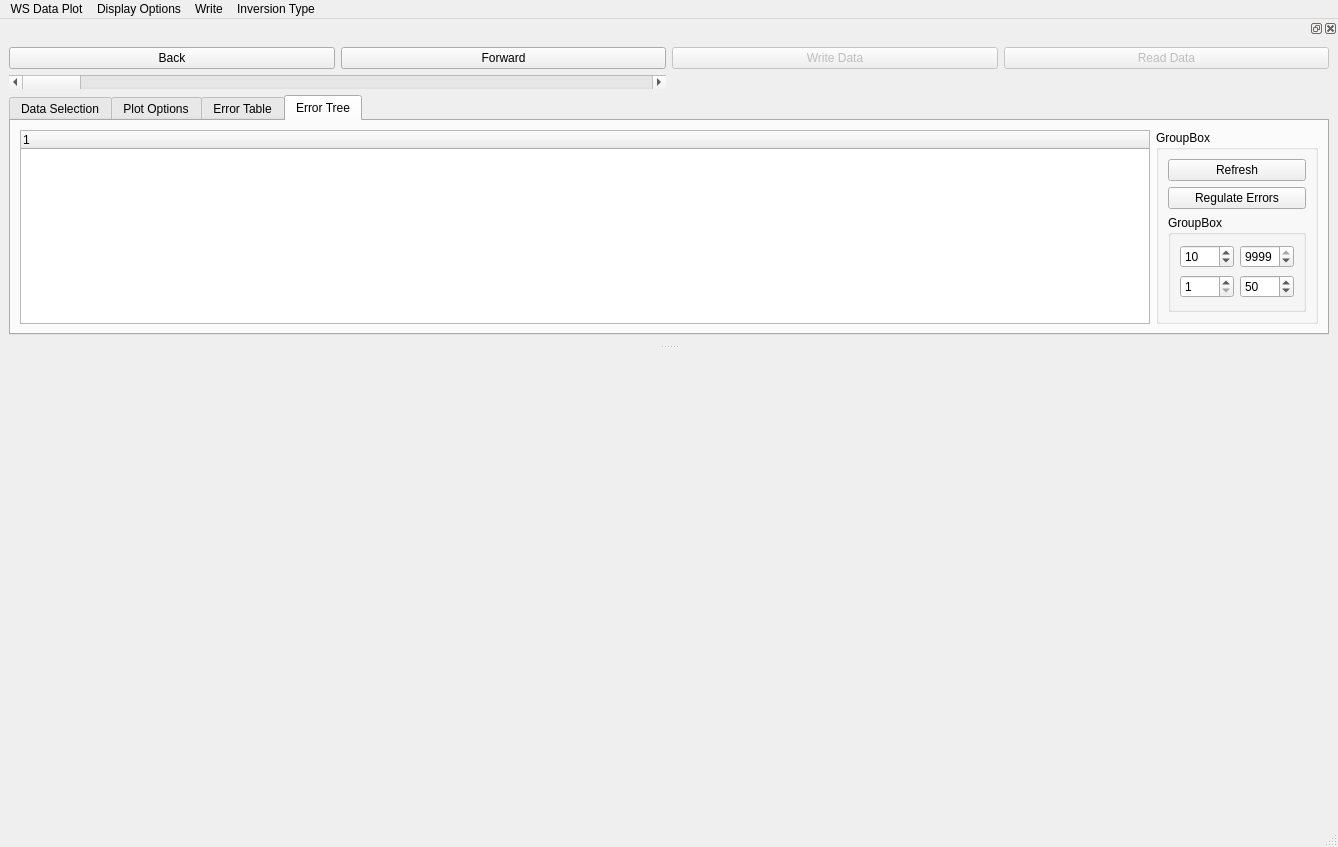
The window that pyMT/DataGUI/data_plot.ui (eroots/pyMT) describes before a commit, drawn with Qt 5.
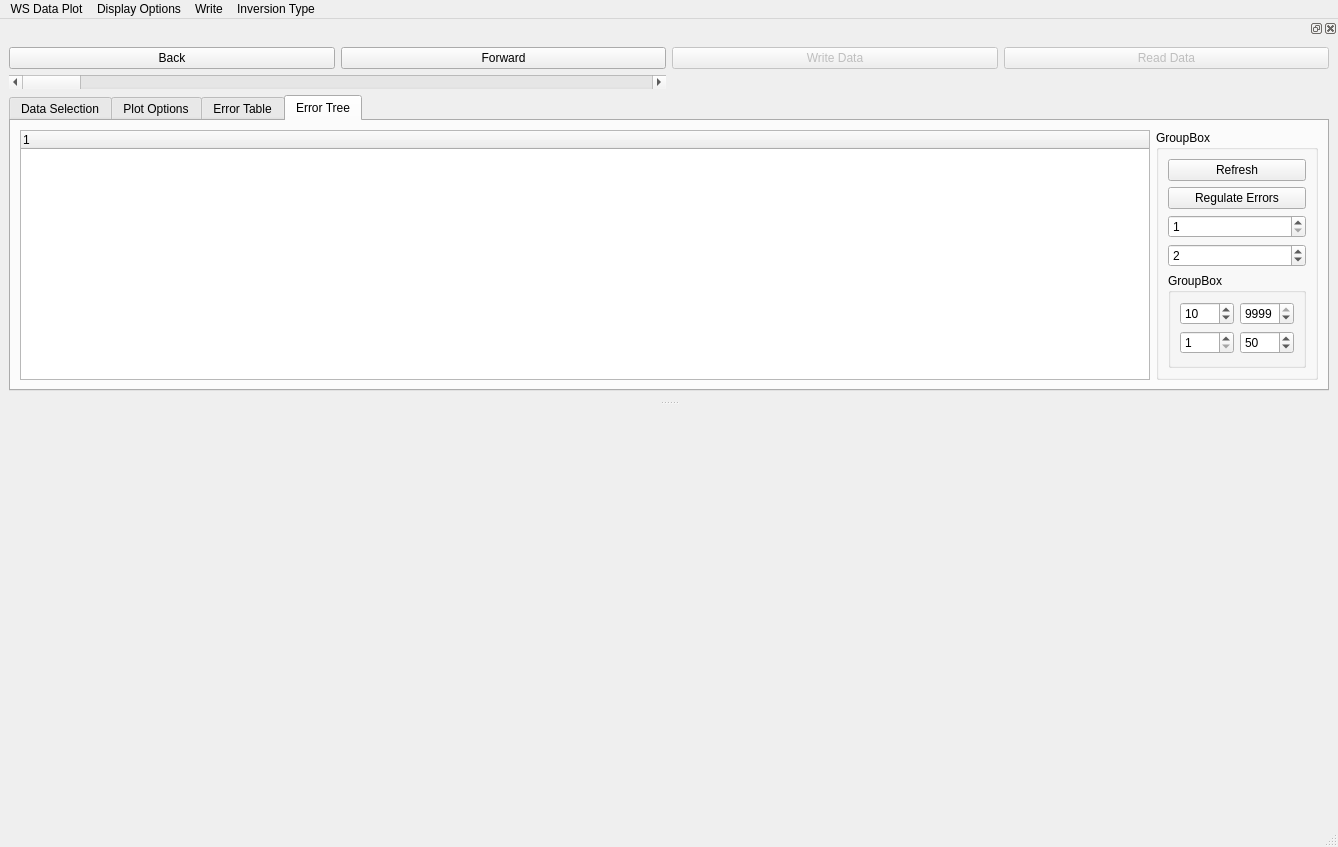
The same window after the commit. The open tabs and pages were chosen to show the change.

```diff
--- a/pyMT/DataGUI/data_plot.ui
+++ b/pyMT/DataGUI/data_plot.ui
@@ -645,6 +645,23 @@
               </property>
              </widget>
             </item>
+            <item>
+             <widget class="QSpinBox" name="width">
+              <property name="minimum">
+               <number>1</number>
+              </property>
+              <property name="value">
+               <number>1</number>
+              </property>
+             </widget>
+            </item>
+            <item>
+             <widget class="QSpinBox" name="mult">
+              <property name="value">
+               <number>2</number>
+              </property>
+             </widget>
+            </item>
             <item>
              <widget class="QGroupBox" name="groupBox_4">
               <property name="title">
```
Left out of the diff: 2 changed lines with no effect on the pictures.
